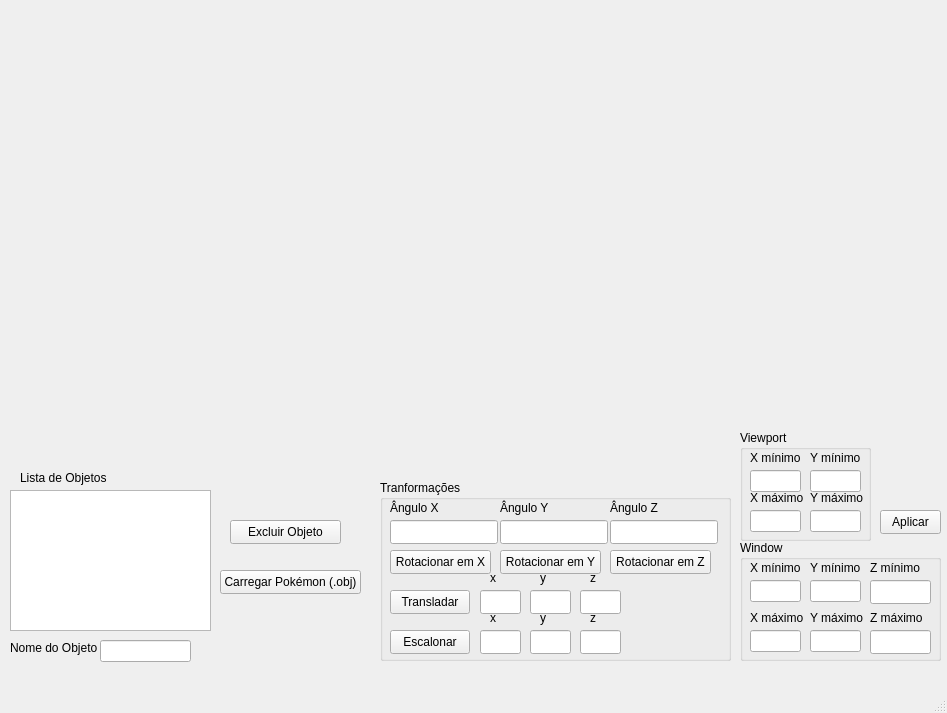
Old version of the form mainwindow.ui in the repository PauloHenriqueMedeiros/ComputacaoGrafica.
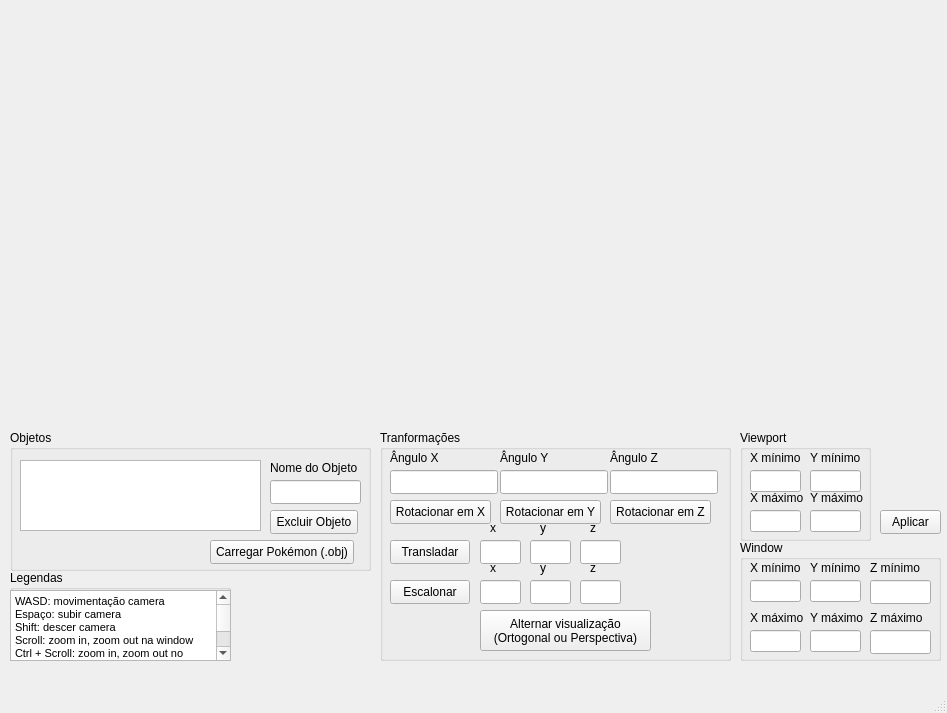
New version of the form.

```diff
--- a/mainwindow.ui
+++ b/mainwindow.ui
@@ -27,66 +27,7 @@
      <bool>false</bool>
     </property>
    </widget>
-   <widget class="QListWidget" name="listWidget_objetos">
-    <property name="geometry">
-     <rect>
-      <x>10</x>
-      <y>490</y>
-      <width>201</width>
-      <height>141</height>
-     </rect>
-    </property>
-   </widget>
-   <widget class="QLineEdit" name="lineEdit_nomeObjeto">
-    <property name="geometry">
-     <rect>
-      <x>100</x>
-      <y>640</y>
-      <width>91</width>
-      <height>22</height>
-     </rect>
-    </property>
-   </widget>
-   <widget class="QLabel" name="label">
-    <property name="geometry">
-     <rect>
-      <x>10</x>
-      <y>640</y>
-      <width>91</width>
-      <height>16</height>
-     </rect>
-    </property>
-    <property name="text">
-     <string>Nome do Objeto</string>
-    </property>
-   </widget>
-   <widget class="QLabel" name="label_2">
-    <property name="geometry">
-     <rect>
-      <x>20</x>
-      <y>470</y>
-      <width>91</width>
-      <height>16</height>
-     </rect>
-    </property>
-    <property name="text">
-     <string>Lista de Objetos</string>
-    </property>
-   </widget>
-   <widget class="QPushButton" name="pushButton_excluir">
-    <property name="geometry">
-     <rect>
-      <x>230</x>
-      <y>520</y>
-      <width>111</width>
-      <height>24</height>
-     </rect>
-    </property>
-    <property name="text">
-     <string>Excluir Objeto</string>
-    </property>
-   </widget>
-   <widget class="QGroupBox" name="groupBox_2">
+   <widget class="QGroupBox" name="Viewport">
     <property name="geometry">
      <rect>
       <x>740</x>
@@ -204,26 +145,13 @@
      <string>Aplicar</string>
     </property>
    </widget>
-   <widget class="QPushButton" name="pushButton_carregarOBJ">
-    <property name="geometry">
-     <rect>
-      <x>220</x>
-      <y>570</y>
-      <width>141</width>
-      <height>24</height>
-     </rect>
-    </property>
-    <property name="text">
-     <string>Carregar Pokémon (.obj)</string>
-    </property>
-   </widget>
-   <widget class="QGroupBox" name="groupBox_3">
+   <widget class="QGroupBox" name="Transformacoes">
     <property name="geometry">
      <rect>
       <x>380</x>
-      <y>480</y>
+      <y>430</y>
       <width>351</width>
-      <height>181</height>
+      <height>231</height>
      </rect>
     </property>
     <property name="title">
@@ -501,6 +429,20 @@
       <string>z</string>
      </property>
     </widget>
+    <widget class="QPushButton" name="pushButton_alternar_projecao">
+     <property name="geometry">
+      <rect>
+       <x>100</x>
+       <y>180</y>
+       <width>171</width>
+       <height>41</height>
+      </rect>
+     </property>
+     <property name="text">
+      <string>Alternar visualização 
+(Ortogonal ou Perspectiva)</string>
+     </property>
+    </widget>
    </widget>
    <widget class="QGroupBox" name="groupBox">
     <property name="geometry">
@@ -653,6 +595,118 @@
      </property>
     </widget>
    </widget>
+   <widget class="QGroupBox" name="Objetos">
+    <property name="geometry">
+     <rect>
+      <x>10</x>
+      <y>430</y>
+      <width>361</width>
+      <height>141</height>
+     </rect>
+    </property>
+    <property name="title">
+     <string>Objetos</string>
+    </property>
+    <widget class="QLineEdit" name="lineEdit_nomeObjeto">
+     <property name="geometry">
+      <rect>
+       <x>260</x>
+       <y>50</y>
+       <width>91</width>
+       <height>24</height>
+      </rect>
+     </property>
+    </widget>
+    <widget class="QLabel" name="label">
+     <property name="geometry">
+      <rect>
+       <x>260</x>
+       <y>30</y>
+       <width>89</width>
+       <height>16</height>
+      </rect>
+     </property>
+     <property name="text">
+      <string>Nome do Objeto</string>
+     </property>
+    </widget>
+    <widget class="QPushButton" name="pushButton_excluir">
+     <property name="geometry">
+      <rect>
+       <x>260</x>
+       <y>80</y>
+       <width>88</width>
+       <height>24</height>
+      </rect>
+     </property>
+     <property name="text">
+      <string>Excluir Objeto</string>
+     </property>
+    </widget>
+    <widget class="QPushButton" name="pushButton_carregarOBJ">
+     <property name="geometry">
+      <rect>
+       <x>200</x>
+       <y>110</y>
+       <width>144</width>
+       <height>24</height>
+      </rect>
+     </property>
+     <property name="text">
+      <string>Carregar Pokémon (.obj)</string>
+     </property>
+    </widget>
+    <widget class="QListWidget" name="listWidget_objetos">
+     <property name="geometry">
+      <rect>
+       <x>10</x>
+       <y>30</y>
+       <width>241</width>
+       <height>71</height>
+      </rect>
+     </property>
+    </widget>
+   </widget>
+   <widget class="QGroupBox" name="Legendas">
+    <property name="geometry">
+     <rect>
+      <x>10</x>
+      <y>570</y>
+      <width>221</width>
+      <height>91</height>
+     </rect>
+    </property>
+    <property name="title">
+     <string>Legendas</string>
+    </property>
+    <widget class="QTextEdit" name="textEdit">
+     <property name="geometry">
+      <rect>
+       <x>0</x>
+       <y>20</y>
+       <width>221</width>
+       <height>71</height>
+      </rect>
+     </property>
+     <property name="html">
+      <string>&lt;!DOCTYPE HTML PUBLIC &quot;-//W3C//DTD HTML 4.0//EN&quot; &quot;http://www.w3.org/TR/REC-html40/strict.dtd&quot;&gt;
+&lt;html&gt;&lt;head&gt;&lt;meta name=&quot;qrichtext&quot; content=&quot;1&quot; /&gt;&lt;meta charset=&quot;utf-8&quot; /&gt;&lt;style type=&quot;text/css&quot;&gt;
+p, li { white-space: pre-wrap; }
+hr { height: 1px; border-width: 0; }
+li.unchecked::marker { content: &quot;\2610&quot;; }
+li.checked::marker { content: &quot;\2612&quot;; }
+&lt;/style&gt;&lt;/head&gt;&lt;body style=&quot; font-family:'Segoe UI'; font-size:9pt; font-weight:400; font-style:normal;&quot;&gt;
+&lt;p style=&quot; margin-top:0px; margin-bottom:0px; margin-left:0px; margin-right:0px; -qt-block-indent:0; text-indent:0px;&quot;&gt;&lt;span style=&quot; font-size:8pt;&quot;&gt;WASD: movimentação camera&lt;/span&gt;&lt;/p&gt;
+&lt;p style=&quot; margin-top:0px; margin-bottom:0px; margin-left:0px; margin-right:0px; -qt-block-indent:0; text-indent:0px;&quot;&gt;&lt;span style=&quot; font-size:8pt;&quot;&gt;Espaço: subir camera&lt;/span&gt;&lt;/p&gt;
+&lt;p style=&quot; margin-top:0px; margin-bottom:0px; margin-left:0px; margin-right:0px; -qt-block-indent:0; text-indent:0px;&quot;&gt;&lt;span style=&quot; font-size:8pt;&quot;&gt;Shift: descer camera&lt;/span&gt;&lt;/p&gt;
+&lt;p style=&quot; margin-top:0px; margin-bottom:0px; margin-left:0px; margin-right:0px; -qt-block-indent:0; text-indent:0px;&quot;&gt;&lt;span style=&quot; font-size:8pt;&quot;&gt;Scroll: zoom in, zoom out na window&lt;/span&gt;&lt;/p&gt;
+&lt;p style=&quot; margin-top:0px; margin-bottom:0px; margin-left:0px; margin-right:0px; -qt-block-indent:0; text-indent:0px;&quot;&gt;&lt;span style=&quot; font-size:8pt;&quot;&gt;Ctrl + Scroll: zoom in, zoom out no objeto&lt;/span&gt;&lt;/p&gt;
+&lt;p style=&quot; margin-top:0px; margin-bottom:0px; margin-left:0px; margin-right:0px; -qt-block-indent:0; text-indent:0px;&quot;&gt;&lt;span style=&quot; font-size:8pt;&quot;&gt;Botão equerdo do mouse: girar objeto&lt;/span&gt;&lt;/p&gt;
+&lt;p style=&quot; margin-top:0px; margin-bottom:0px; margin-left:0px; margin-right:0px; -qt-block-indent:0; text-indent:0px;&quot;&gt;&lt;span style=&quot; font-size:8pt;&quot;&gt;Botão direito do mouse: girar window&lt;/span&gt;&lt;/p&gt;
+&lt;p style=&quot;-qt-paragraph-type:empty; margin-top:0px; margin-bottom:0px; margin-left:0px; margin-right:0px; -qt-block-indent:0; text-indent:0px; font-size:8pt;&quot;&gt;&lt;br /&gt;&lt;/p&gt;&lt;/body&gt;&lt;/html&gt;</string>
+     </property>
+    </widget>
+   </widget>
   </widget>
   <widget class="QMenuBar" name="menubar">
    <property name="geometry">
```
Left out of the diff: 6 changed lines with no effect on the pictures.
